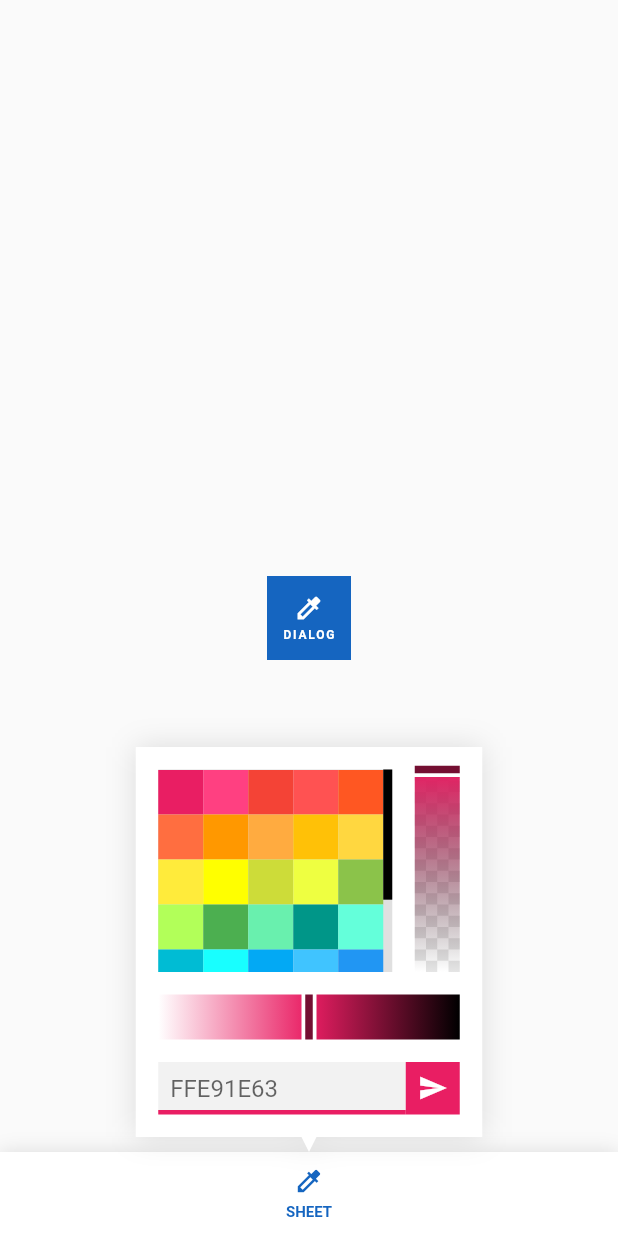
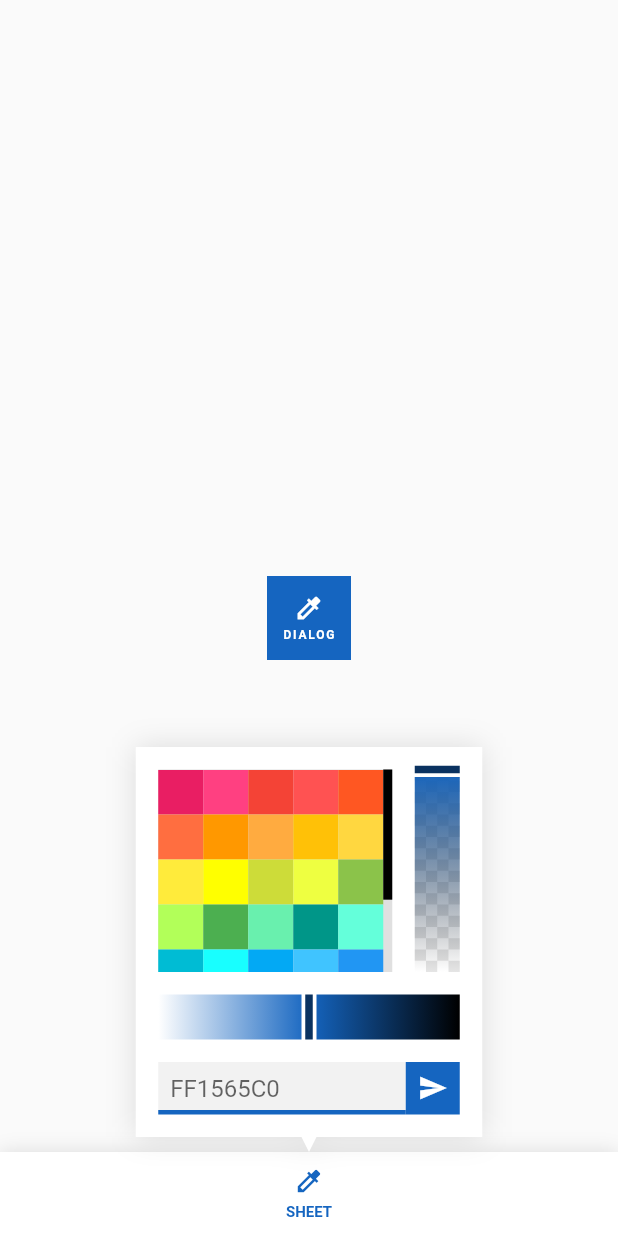
Before and after one commit to Nialixus/richtrex_colorpicker, a Flutter app: the screen it shows after launch, after a tap on "SHEET", on a phone screen of 412 x 824 dp. Run offline on Flutter 3.47's test engine with Material 2 defaults, Android fonts, the phone set to English and light mode, and no system bars.

Commit message:
Fix State

```diff
--- a/example/lib/main.dart
+++ b/example/lib/main.dart
@@ -5,8 +5,19 @@ void main() {
   runApp(const MaterialApp(title: "Color Picker Demo", home: MyApp()));
 }
 
-class MyApp extends StatelessWidget {
+class MyApp extends StatefulWidget {
   const MyApp({Key? key}) : super(key: key);
+
+  @override
+  State<MyApp> createState() => _MyAppState();
+}
+
+class _MyAppState extends State<MyApp> {
+  /// Initial [Color] `0xFF1565C0`.
+  Color color = Colors.blue.shade800;
+
+  /// Update [color].
+  void setColor(Color color) => setState(() => this.color = color);
 
   @override
   Widget build(BuildContext context) {
@@ -14,26 +25,22 @@ class MyApp extends StatelessWidget {
         body: Align(
             alignment: Alignment.center,
             child: FloatingActionButton(
+                elevation: 0,
                 shape: const BeveledRectangleBorder(),
-            elevation: 0,
-            onPressed: () => RichTrexColorPicker.openDialog(context),
+                backgroundColor: color,
+                onPressed: () async => setColor(
+                    await RichTrexColorPicker.openDialog(context,
+                        color: color)),
                 child: Column(
                     mainAxisAlignment: MainAxisAlignment.center,
                     children: [
-                const Icon(
-                  Icons.colorize,
-                  size: 20.0,
-                ),
-                Text(
-                  "Dialog".toUpperCase(),
+                      const Icon(Icons.colorize, size: 20.0),
+                      Text("Dialog".toUpperCase(),
                           style: const TextStyle(
-                      height: 1.75, fontSize: 8, fontWeight: FontWeight.bold),
-                ),
-              ],
-            ),
-            backgroundColor: Colors.blue.shade800,
-          ),
-        ),
+                              height: 1.75,
+                              fontSize: 8,
+                              fontWeight: FontWeight.bold))
+                    ]))),
         bottomSheet: DecoratedBox(
             decoration: const BoxDecoration(boxShadow: [
               BoxShadow(color: Colors.black12, blurRadius: 10.0)
@@ -41,22 +48,23 @@ class MyApp extends StatelessWidget {
             child: Material(
                 color: Colors.white,
                 child: InkWell(
-                    onTap: () => RichTrexColorPicker.openBottomSheet(context),
+                    onTap: () async => setColor(
+                        await RichTrexColorPicker.openBottomSheet(context,
+                            color: color)),
                     child: SizedBox(
                         height: kToolbarHeight,
                         child: Column(
                             mainAxisAlignment: MainAxisAlignment.center,
                             crossAxisAlignment: CrossAxisAlignment.stretch,
                             children: [
-                              Icon(Icons.colorize,
-                                  size: 20.0, color: Colors.blue.shade800),
+                              Icon(Icons.colorize, size: 20.0, color: color),
                               Text("Sheet".toUpperCase(),
                                   textAlign: TextAlign.center,
                                   style: TextStyle(
                                       height: 1.75,
                                       fontSize: 10,
                                       fontWeight: FontWeight.bold,
-                                      color: Colors.blue.shade800))
+                                      color: color))
                             ]))))));
   }
 }
--- a/lib/richtrex_colorpicker.dart
+++ b/lib/richtrex_colorpicker.dart
@@ -1,8 +1,9 @@
 library richtrex_colorpicker;
+
+import 'dart:developer';
 
 import 'package:flutter/material.dart';
 import 'package:provider/provider.dart';
-import 'package:richtrex_colorpicker/src/colorpicker_model.dart';
 import 'src/colorpicker_basic.dart';
 import 'src/colorpicker_custom.dart';
 import 'src/colorpicker_gradient.dart';
@@ -11,41 +12,45 @@ import 'src/colorpicker_opacity.dart';
 import 'src/colorpicker_state.dart';
 
 class RichTrexColorPicker extends StatelessWidget {
+  final Color color;
+  final CustomPainter? painter;
+  final double scrollThickness;
+  final Size colorBox;
+  final EdgeInsetsGeometry? padding;
+
   const RichTrexColorPicker(
       {Key? key,
-      this.color = Colors.pink,
+      required this.color,
       this.painter,
       this.scrollThickness = 6.0,
       this.colorBox = const Size(30, 30),
       this.padding})
       : super(key: key);
 
-  /// Default color.
-  final Color color;
+  @override
+  Widget build(BuildContext context) => ChangeNotifierProvider(
+        create: (_) => ColorPickerState(color: color),
+        child: _build(
+            color: color,
+            colorBox: colorBox,
+            padding: padding,
+            painter: painter,
+            scrollThickness: scrollThickness),
+      );
 
-  final EdgeInsetsGeometry? padding;
-
-  /// [RichTrexColorPicker] background.
-  final CustomPainter? painter;
-
-  /// Thickness of [Scrollbar], by default is 6.0.
-  final double scrollThickness;
-
-  /// [ColoredBox]'s Size, by default is `30 x 30`.
-  final Size colorBox;
-
-  @override
-  Widget build(BuildContext context) {
+  static Widget _build(
+      {required Color color,
+      CustomPainter? painter,
+      double scrollThickness = 6.0,
+      Size colorBox = const Size(30, 30),
+      EdgeInsetsGeometry? padding}) {
     double bottom = painter is ColorPickerBackground ? 10 : 0;
 
     EdgeInsetsGeometry newPadding =
         padding?.add(EdgeInsets.only(bottom: bottom)) ??
             EdgeInsets.fromLTRB(15, 15, 15, 15 + bottom);
 
-    return ChangeNotifierProvider<ColorPickerState>(
-        create: (_) => ColorPickerState(
-            model: ColorPickerModel(color: color, opacity: 1, gradient: 0.5)),
-        child: CustomPaint(
+    return CustomPaint(
         painter: painter,
         child: Padding(
             padding: newPadding,
@@ -74,8 +79,8 @@ class RichTrexColorPicker extends StatelessWidget {
 
                     // Opacity Color Picker
                     Padding(
-                            padding: EdgeInsets.only(
-                                left: newPadding.horizontal / 2),
+                        padding:
+                            EdgeInsets.only(left: newPadding.horizontal / 2),
                         child: const ColorPickerOpacity()),
                   ])),
 
@@ -86,29 +91,38 @@ class RichTrexColorPicker extends StatelessWidget {
 
               // Text Color Picker
               const ColorPickerCustom()
-                ])))));
+            ]))));
   }
 
   /// Open [RichTrexColorPicker] as Bottom Sheet.
-  static Future openBottomSheet(BuildContext context,
-          {EdgeInsetsGeometry? margin,
+  static Future<Color> openBottomSheet(BuildContext context,
+      {required Color color,
+      EdgeInsetsGeometry? margin,
       EdgeInsetsGeometry? padding,
       double scrollThickness = 6.0,
-          Size colorBox = const Size(30, 30)}) =>
-      showModalBottomSheet(
+      Size colorBox = const Size(30, 30)}) {
+    return showModalBottomSheet<Color>(
             context: context,
             barrierColor: Colors.transparent,
             backgroundColor: Colors.transparent,
             isScrollControlled: true,
-          builder: (_) => WillPopScope(
+            builder: (_) => Padding(
+                padding: EdgeInsets.only(
+                    bottom: MediaQuery.of(context).viewInsets.bottom),
+                child: ChangeNotifierProvider(
+                    create: (_) => ColorPickerState(color: color),
+                    builder: (state, child) => WillPopScope(
                           onWillPop: () async {
+                            Navigator.pop(
+                                _, state.read<ColorPickerState>().model.output);
                             return true;
                           },
-              child: Padding(
-                  padding: EdgeInsets.only(
-                      bottom: MediaQuery.of(context).viewInsets.bottom),
                           child: GestureDetector(
-                      onTap: () => Navigator.pop(_),
+                            onTap: () => Navigator.pop(
+                                _, state.read<ColorPickerState>().model.output),
+                            child: child,
+                          ),
+                        ),
                     child: Container(
                         color: Colors.transparent,
                         alignment: Alignment.bottomCenter,
@@ -129,20 +143,33 @@ class RichTrexColorPicker extends StatelessWidget {
                                         (padding != null
                                             ? padding.vertical * 2
                                             : 15 * 4)),
-                                  child: RichTrexColorPicker(
-                                      painter: ColorPickerBackground()))))))));
+                                child: _build(
+                                    color: color,
+                                    painter: ColorPickerBackground())))))))
+        .then((value) => value ?? color);
+  }
 
   /// Open [RichTrexColorPicker] as Dialog.
-  static Future openDialog(BuildContext context,
-          {EdgeInsetsGeometry? margin,
+  static Future<Color> openDialog(BuildContext context,
+      {required Color color,
+      EdgeInsetsGeometry? margin,
       EdgeInsetsGeometry? padding,
       double scrollThickness = 6.0,
-          Size colorBox = const Size(30, 30)}) =>
-      showDialog(
+      Size colorBox = const Size(30, 30)}) {
+    return showDialog<Color>(
             context: context,
-          builder: (_) => Padding(
-                padding:
-                    EdgeInsets.only(bottom: MediaQuery.of(_).viewInsets.bottom),
+            builder: (_) => ChangeNotifierProvider(
+                create: (_) => ColorPickerState(color: color),
+                builder: (context, child) => WillPopScope(
+                    child: child!,
+                    onWillPop: () async {
+                      Navigator.pop(
+                          _, context.read<ColorPickerState>().model.output);
+                      return true;
+                    }),
+                child: Padding(
+                    padding: EdgeInsets.only(
+                        bottom: MediaQuery.of(_).viewInsets.bottom),
                     child: Center(
                         child: Material(
                             color: Colors.white,
@@ -155,8 +182,9 @@ class RichTrexColorPicker extends StatelessWidget {
                                         (padding != null
                                             ? padding.vertical * 2
                                             : 15 * 4)),
-                            child: const RichTrexColorPicker(),
+                                child: _build(color: color),
                                 color: Colors.transparent,
-                            alignment: Alignment.center))),
-              ));
+                                alignment: Alignment.center))))))
+        .then((value) => value ?? color);
   }
+}
--- a/lib/src/colorpicker_state.dart
+++ b/lib/src/colorpicker_state.dart
@@ -2,7 +2,9 @@ import 'package:flutter/material.dart';
 import 'colorpicker_model.dart';
 
 class ColorPickerState with ChangeNotifier {
-  ColorPickerState({required this.model});
+  ColorPickerState({required Color color})
+      : model = ColorPickerModel(
+            color: color, opacity: color.opacity, gradient: 0.5);
   ColorPickerModel model;
 
   void setModel({Color? color, double? opacity, double? gradient}) {
```
Lines whose indentation alone changed are shown as unchanged.
